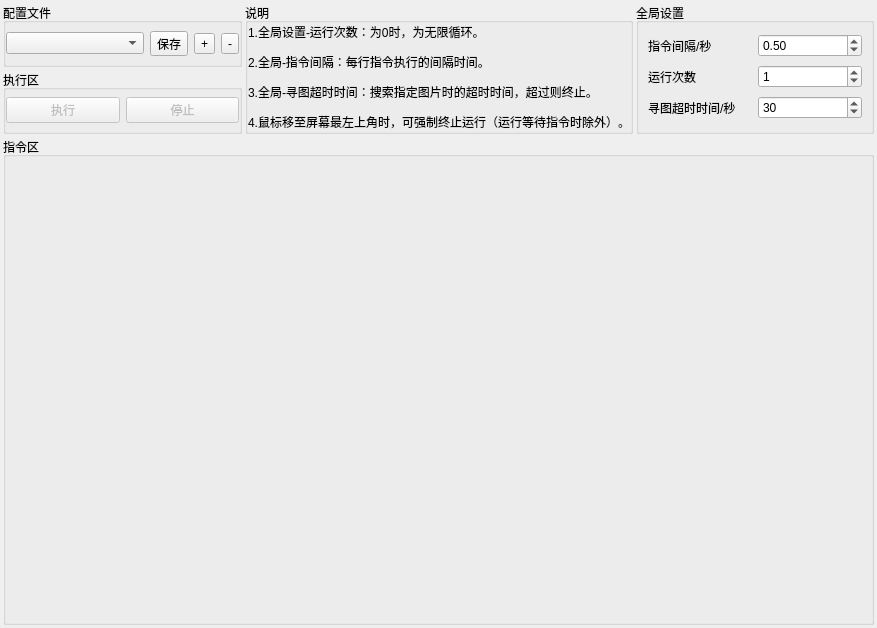
PPJUST/waterRPA_GUI, file ui/ui_main.ui: the form before one commit.
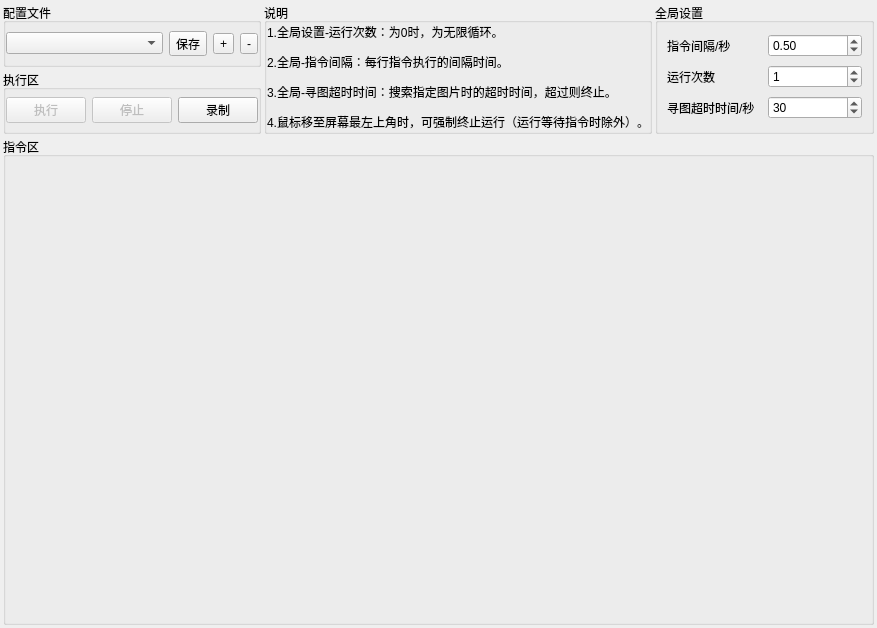
The form after the commit.

Commit message: 测试录制键鼠功能（未完成）

```diff
--- a/ui/ui_main.ui
+++ b/ui/ui_main.ui
@@ -107,7 +107,7 @@
              </property>
             </widget>
            </item>
-           <item row="0" column="1">
+           <item row="0" column="2">
             <widget class="QPushButton" name="pushButton_stop">
              <property name="enabled">
               <bool>false</bool>
@@ -117,6 +117,13 @@
              </property>
             </widget>
            </item>
+           <item row="0" column="3">
+            <widget class="QPushButton" name="pushButton_listener">
+             <property name="text">
+              <string>录制</string>
+             </property>
+            </widget>
+           </item>
           </layout>
          </widget>
         </item>
```
Left out of the diff: 2 changed lines with no effect on the pictures. The commit also changes 6 other files.
